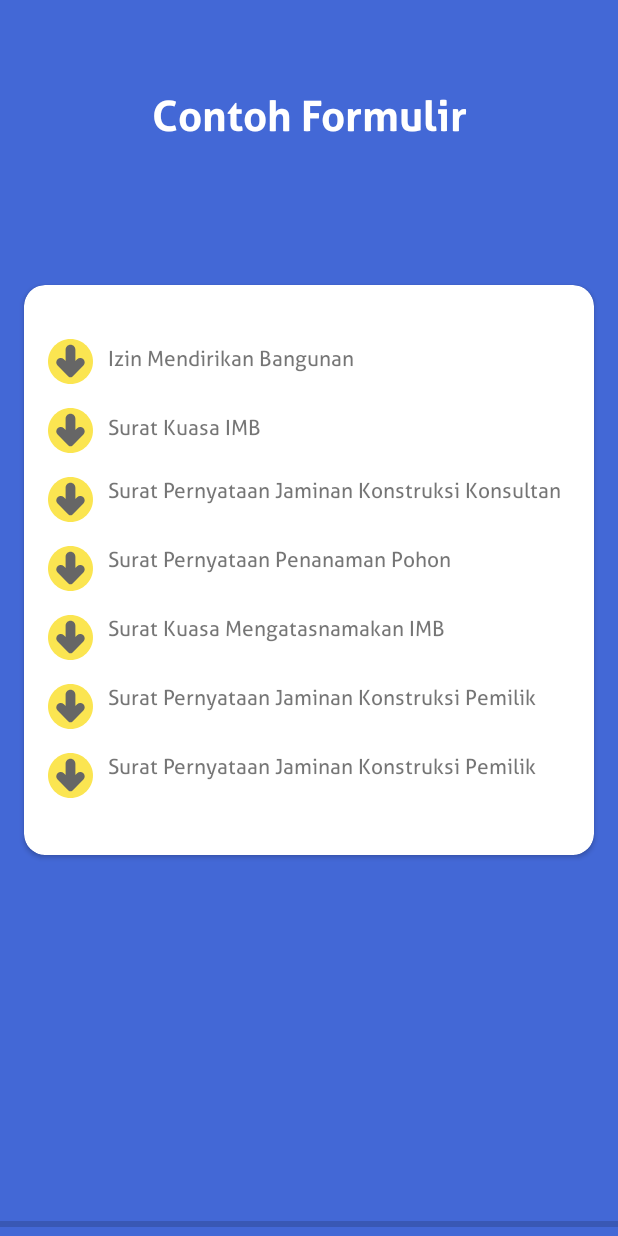
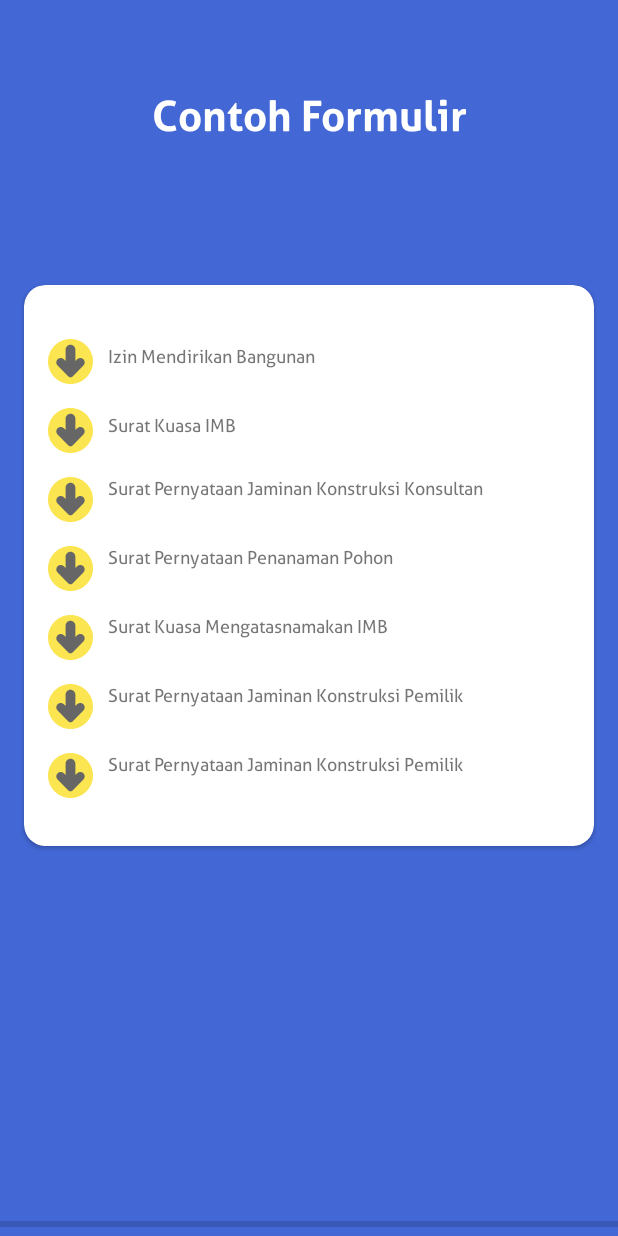
Before and after one commit to devrouw/IMB_2, an Android app: the FormulirActivity screen opened directly, with no data from a screen before it, on a phone screen of 412 x 824 dp. Run offline under Robolectric (Android 15) with nearby library versions, the phone set to English and light mode, and no system bars; our stand-ins replace RxJava, Timber; libraries missing offline, so code that uses them is left out: com.downloader; 2 statements that could not run were skipped.

Commit message:
update Halaman Contoh Formulir UI

```diff
--- a/app/src/main/res/layout/activity_contoh_formulir.xml
+++ b/app/src/main/res/layout/activity_contoh_formulir.xml
@@ -28,7 +28,7 @@
 
     <androidx.cardview.widget.CardView
         android:layout_width="match_parent"
-        android:layout_height="380dp"
+        android:layout_height="wrap_content"
         app:cardCornerRadius="14dp"
         app:cardBackgroundColor="@color/white"
         android:layout_marginHorizontal="16dp"
@@ -62,6 +62,7 @@
                     android:fontFamily="@font/allerrg"
                     android:layout_marginStart="10dp"
                     android:layout_marginTop="4dp"
+                    android:textSize="12sp"
                     android:text="Izin Mendirikan Bangunan"/>
             </LinearLayout>
 
@@ -87,6 +88,7 @@
                     android:fontFamily="@font/allerrg"
                     android:layout_marginStart="10dp"
                     android:layout_marginTop="4dp"
+                    android:textSize="12sp"
                     android:text="Surat Kuasa IMB"/>
             </LinearLayout>
 
@@ -110,6 +112,7 @@
                     android:layout_height="wrap_content"
                     android:fontFamily="@font/allerrg"
                     android:layout_marginStart="10dp"
+                    android:textSize="12sp"
                     android:text="Surat Pernyataan Jaminan Konstruksi Konsultan"/>
             </LinearLayout>
 
@@ -133,6 +136,7 @@
                     android:layout_height="wrap_content"
                     android:fontFamily="@font/allerrg"
                     android:layout_marginStart="10dp"
+                    android:textSize="12sp"
                     android:text="Surat Pernyataan Penanaman Pohon"/>
             </LinearLayout>
 
@@ -157,6 +161,7 @@
                     android:layout_height="wrap_content"
                     android:fontFamily="@font/allerrg"
                     android:layout_marginStart="10dp"
+                    android:textSize="12sp"
                     android:text="Surat Kuasa Mengatasnamakan IMB"/>
             </LinearLayout>
 
@@ -181,6 +186,7 @@
                     android:layout_height="wrap_content"
                     android:fontFamily="@font/allerrg"
                     android:layout_marginStart="10dp"
+                    android:textSize="12sp"
                     android:text="Surat Pernyataan Jaminan Konstruksi Pemilik"/>
             </LinearLayout>
 
@@ -203,6 +209,7 @@
                     android:layout_height="wrap_content"
                     android:fontFamily="@font/allerrg"
                     android:layout_marginStart="10dp"
+                    android:textSize="12sp"
                     android:text="Surat Pernyataan Jaminan Konstruksi Pemilik"/>
             </LinearLayout>
         </RelativeLayout>
```
